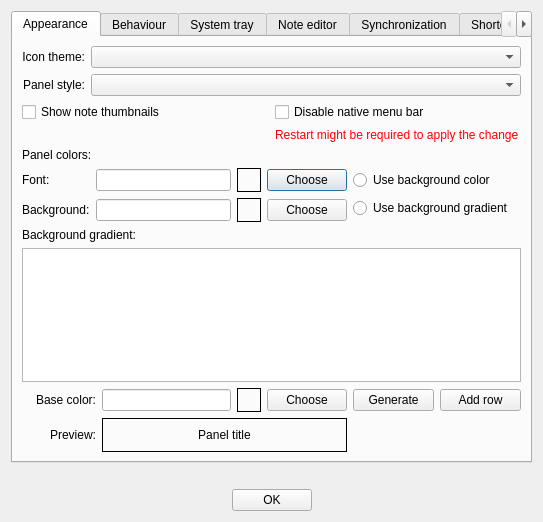
First picture: the form in lib/preferences/PreferencesDialog.ui, repository d1vanov/quentier, before the edit.
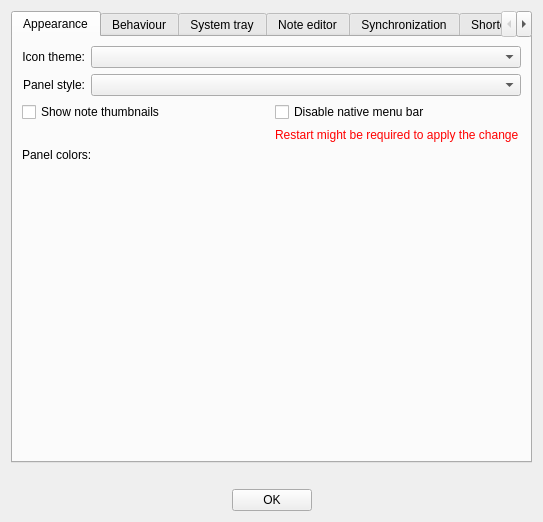
Second picture: the form after the edit. Custom widgets are drawn as their Qt base class.

Commit message: Issue #292: move the whole UI of working with panel colors into a separate widget class

Patch:
```diff
--- a/lib/preferences/PreferencesDialog.ui
+++ b/lib/preferences/PreferencesDialog.ui
@@ -125,224 +125,14 @@
         </widget>
        </item>
        <item>
-        <layout class="QGridLayout" name="panelsGridLayout">
-         <item row="0" column="0">
-          <widget class="QLabel" name="panelsFontColorLabel">
-           <property name="text">
-            <string>Font:</string>
-           </property>
-           <property name="alignment">
-            <set>Qt::AlignLeading|Qt::AlignLeft|Qt::AlignVCenter</set>
-           </property>
-          </widget>
-         </item>
-         <item row="0" column="1" colspan="2">
-          <widget class="QLineEdit" name="panelsFontColorLineEdit"/>
-         </item>
-         <item row="0" column="3">
-          <widget class="QFrame" name="panelsFontColorDemoFrame">
-           <property name="minimumSize">
-            <size>
-             <width>24</width>
-             <height>24</height>
-            </size>
-           </property>
-           <property name="maximumSize">
-            <size>
-             <width>24</width>
-             <height>24</height>
-            </size>
-           </property>
-           <property name="frameShape">
-            <enum>QFrame::Box</enum>
-           </property>
-           <property name="frameShadow">
-            <enum>QFrame::Plain</enum>
-           </property>
-          </widget>
-         </item>
-         <item row="0" column="4">
-          <widget class="QPushButton" name="panelsFontColorPushButton">
-           <property name="text">
-            <string>Choose</string>
-           </property>
-          </widget>
-         </item>
-         <item row="0" column="5" rowspan="2" colspan="2">
-          <layout class="QVBoxLayout" name="panelsBackgroundColorOrGradientVerticalLayout">
-           <item>
-            <widget class="QRadioButton" name="panelsUseBackgroundColorRadioButton">
-             <property name="text">
-              <string>Use background color</string>
-             </property>
-            </widget>
-           </item>
-           <item>
-            <widget class="QRadioButton" name="panelsUseBackgroundGradientRadioButton">
-             <property name="text">
-              <string>Use background gradient</string>
-             </property>
-            </widget>
-           </item>
-          </layout>
-         </item>
-         <item row="1" column="0">
-          <widget class="QLabel" name="panelsBackgroundColorLabel">
-           <property name="text">
-            <string>Background:</string>
-           </property>
-          </widget>
-         </item>
-         <item row="1" column="1" colspan="2">
-          <widget class="QLineEdit" name="panelsBackgroundColorLineEdit"/>
-         </item>
-         <item row="1" column="3">
-          <widget class="QFrame" name="panelsBackgroundColorDemoFrame">
-           <property name="minimumSize">
-            <size>
-             <width>24</width>
-             <height>24</height>
-            </size>
-           </property>
-           <property name="maximumSize">
-            <size>
-             <width>24</width>
-             <height>24</height>
-            </size>
-           </property>
-           <property name="frameShape">
-            <enum>QFrame::Box</enum>
-           </property>
-           <property name="frameShadow">
-            <enum>QFrame::Plain</enum>
-           </property>
-          </widget>
-         </item>
-         <item row="1" column="4">
-          <widget class="QPushButton" name="panelsBackgroundColorPushButton">
-           <property name="text">
-            <string>Choose</string>
-           </property>
-          </widget>
-         </item>
-         <item row="2" column="0" colspan="3">
-          <widget class="QLabel" name="panelsBackgroundGradientLabel">
-           <property name="text">
-            <string>Background gradient:</string>
-           </property>
-          </widget>
-         </item>
-         <item row="3" column="0" colspan="7">
-          <widget class="QTableWidget" name="panelsBackgroundGradientTableWidget"/>
-         </item>
-         <item row="4" column="0" colspan="2">
-          <widget class="QLabel" name="panelsBackgroundGradientBaseColorLabel">
-           <property name="text">
-            <string>Base color:</string>
-           </property>
-           <property name="alignment">
-            <set>Qt::AlignRight|Qt::AlignTrailing|Qt::AlignVCenter</set>
-           </property>
-          </widget>
-         </item>
-         <item row="4" column="2">
-          <widget class="QLineEdit" name="panelsBackgroundGradientBaseColorLineEdit"/>
-         </item>
-         <item row="4" column="3">
-          <widget class="QFrame" name="panelsBackgroundGradientBaseColorDemoFrame">
-           <property name="minimumSize">
-            <size>
-             <width>24</width>
-             <height>24</height>
-            </size>
-           </property>
-           <property name="maximumSize">
-            <size>
-             <width>24</width>
-             <height>24</height>
-            </size>
-           </property>
-           <property name="frameShape">
-            <enum>QFrame::Box</enum>
-           </property>
-           <property name="frameShadow">
-            <enum>QFrame::Plain</enum>
-           </property>
-          </widget>
-         </item>
-         <item row="4" column="4">
-          <widget class="QPushButton" name="panelsBackgroundGradientBaseColorPushButton">
-           <property name="text">
-            <string>Choose</string>
-           </property>
-          </widget>
-         </item>
-         <item row="4" column="5">
-          <widget class="QPushButton" name="panelsBackgroundGradientGeneratePushButton">
-           <property name="text">
-            <string>Generate</string>
-           </property>
-          </widget>
-         </item>
-         <item row="4" column="6">
-          <widget class="QPushButton" name="panelsBackgroundGradientAddRowPushButton">
-           <property name="text">
-            <string>Add row</string>
-           </property>
-          </widget>
-         </item>
-         <item row="5" column="5" colspan="2">
-          <spacer name="panelsBottomHorizontalSpacer">
-           <property name="orientation">
-            <enum>Qt::Horizontal</enum>
-           </property>
-           <property name="sizeHint" stdset="0">
-            <size>
-             <width>168</width>
-             <height>20</height>
-            </size>
-           </property>
-          </spacer>
-         </item>
-         <item row="5" column="2" colspan="3">
-          <widget class="QFrame" name="panelsBackgroundGradientDemoFrame">
-           <property name="minimumSize">
-            <size>
-             <width>100</width>
-             <height>0</height>
-            </size>
-           </property>
-           <property name="frameShape">
-            <enum>QFrame::Box</enum>
-           </property>
-           <property name="frameShadow">
-            <enum>QFrame::Plain</enum>
-           </property>
-           <layout class="QHBoxLayout" name="horizontalLayout">
-            <item>
-             <widget class="QLabel" name="panelsBackgroundGradientDemoFrameTitleLabel">
-              <property name="text">
-               <string>Panel title</string>
-              </property>
-              <property name="alignment">
-               <set>Qt::AlignCenter</set>
-              </property>
-             </widget>
-            </item>
-           </layout>
-          </widget>
-         </item>
-         <item row="5" column="0" colspan="2">
-          <widget class="QLabel" name="panelsBackgroundGradientPreviewLabel">
-           <property name="text">
-            <string>Preview:</string>
-           </property>
-           <property name="alignment">
-            <set>Qt::AlignRight|Qt::AlignTrailing|Qt::AlignVCenter</set>
-           </property>
-          </widget>
-         </item>
-        </layout>
+        <widget class="PanelColorsHandlerWidget" name="panelColorsHandlerWidget" native="true">
+         <property name="sizePolicy">
+          <sizepolicy hsizetype="Expanding" vsizetype="Expanding">
+           <horstretch>0</horstretch>
+           <verstretch>0</verstretch>
+          </sizepolicy>
+         </property>
+        </widget>
        </item>
       </layout>
      </widget>
@@ -1183,6 +973,12 @@
    <header>shortcut_settings/ShortcutSettingsWidget.h</header>
    <container>1</container>
   </customwidget>
+  <customwidget>
+   <class>PanelColorsHandlerWidget</class>
+   <extends>QWidget</extends>
+   <header>panel_colors/PanelColorsHandlerWidget.h</header>
+   <container>1</container>
+  </customwidget>
  </customwidgets>
  <resources/>
  <connections/>
```
Left out of the diff: 2 changed lines with no effect on the pictures. The commit also changes 5 other files.
